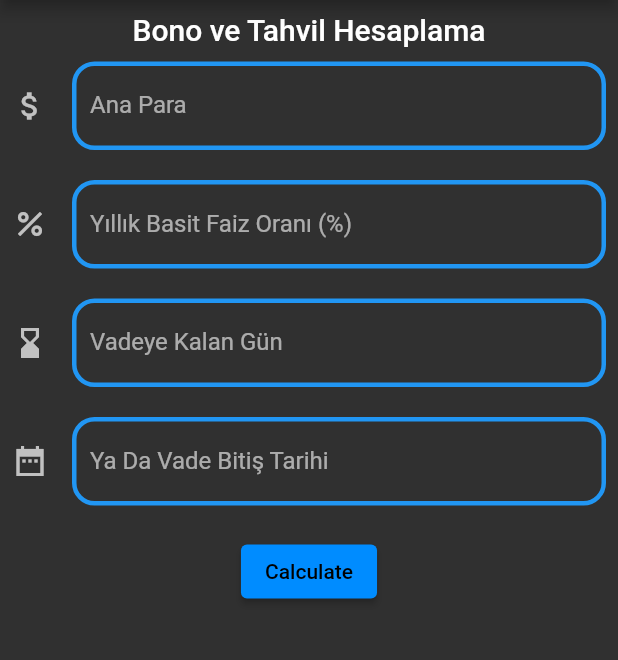
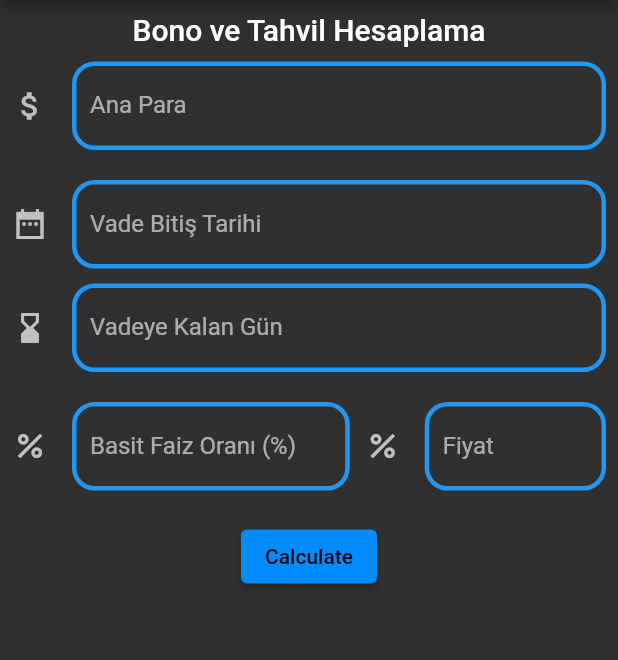
Before and after one commit to baydemirytu/SanalPortfoyYonetimSimulasyonu, a Flutter app: the CalculationPage screen opened directly, on a phone screen of 412 x 824 dp, the part 84-744 px from its top. Run offline on Flutter 3.47's test engine with Material 2 defaults, Android fonts, the phone set to English and light mode, and no system bars; our stand-ins replace animated_text_kit, confetti, email_validator, firebase_auth, firebase_core, flutter_spinkit and 2 more; accounts and stored records are empty.

Commit message:
Tahvil Bono Continued

```diff
--- a/lib/constants/widgets/app_bar_drawer.dart
+++ b/lib/constants/widgets/app_bar_drawer.dart
@@ -1,5 +1,6 @@
 import 'package:firebase_auth/firebase_auth.dart';
 import 'package:flutter/material.dart';
+import 'package:sanal_portfoy_yonetim_simulasyonu/konfeti.dart';
 import 'package:sanal_portfoy_yonetim_simulasyonu/pages/authentication_pages/main_page.dart';
 import 'package:sanal_portfoy_yonetim_simulasyonu/pages/home_page.dart';
 
--- a/lib/tahvil_ve_bono_hesaplama.dart
+++ b/lib/tahvil_ve_bono_hesaplama.dart
@@ -1,6 +1,25 @@
+import 'package:confetti/confetti.dart';
 import 'package:flutter/material.dart';
 import 'package:intl/intl.dart';
 import "package:flutter/services.dart";
+
+class TahvilVeBonoHesaplamaFonksiyonu {
+  TahvilVeBonoHesaplamaFonksiyonu({
+    required this.anaPara,
+    required this.yillikFaiz,
+    required this.kalanGun,
+  });
+
+  final int anaPara;
+  final double yillikFaiz;
+  final int kalanGun;
+
+  double getiri() {
+    double sonuc;
+    sonuc = ((yillikFaiz / 365) / 100) * anaPara * kalanGun;
+    return sonuc;
+  }
+}
 
 class TahvilVeBono extends StatefulWidget {
   const TahvilVeBono({Key? key}) : super(key: key);
@@ -12,13 +31,38 @@ class TahvilVeBono extends StatefulWidget {
 class _TahvilVeBonoState extends State<TahvilVeBono> {
   final TextEditingController remaningDaysInput = TextEditingController();
   final TextEditingController dateInput = TextEditingController();
+  final TextEditingController anaParaController = TextEditingController();
+  final TextEditingController faizController = TextEditingController();
+  final TextEditingController fiyatController = TextEditingController();
+  final _confettiController = ConfettiController();
   bool validateDays = true;
+  bool validateFiyat = true;
+  bool isPlaying = true;
 
   @override
   void initState() {
     remaningDaysInput.addListener(this.onRemainingDaysChanged);
     dateInput.addListener(this.onDateChanged);
+    fiyatController.addListener(this.onFiyatChanged);
     super.initState();
+  }
+
+  void onFiyatChanged() {
+    int? fiyatControllerInt = int.tryParse(fiyatController.text);
+    print(fiyatControllerInt);
+    if (fiyatControllerInt != null &&
+        fiyatControllerInt >= 50 &&
+        fiyatControllerInt <= 200) {
+      validateFiyat = true;
+      double basitFaiz = (100 / fiyatControllerInt - 1) *
+          (365 / int.parse(remaningDaysInput.text));
+      // Eğer fiyat girilirse Basit Faiz= (İtfa fiyatı/Fiyat-1)(Yıl gün sayısı/Vadeye kalan gün sayısı)100 formülü ile Basit Faiz bulunacak,
+      // sonra YBF girilmiş gibi hesaplama devam edecek
+
+    } else {
+      validateFiyat = false;
+    }
+    setState(() {});
   }
 
   void onRemainingDaysChanged() {
@@ -60,6 +104,7 @@ class _TahvilVeBonoState extends State<TahvilVeBono> {
               height: 10,
             ),
             TextField(
+              controller: anaParaController,
               keyboardType: TextInputType.number,
               inputFormatters: [FilteringTextInputFormatter.digitsOnly],
               decoration: InputDecoration(
@@ -80,50 +125,11 @@ class _TahvilVeBonoState extends State<TahvilVeBono> {
               height: 20,
             ),
             TextField(
-              decoration: InputDecoration(
-                icon: const Icon(Icons.percent),
-                labelText: 'Yıllık Basit Faiz Oranı (%)',
-                hintText: 'Örnek: 14',
-                enabledBorder: OutlineInputBorder(
-                  borderSide: const BorderSide(width: 3, color: Colors.blue),
-                  borderRadius: BorderRadius.circular(15),
-                ),
-                focusedBorder: OutlineInputBorder(
-                  borderSide: const BorderSide(width: 3, color: Colors.red),
-                  borderRadius: BorderRadius.circular(15),
-                ),
-              ),
-            ),
-            const SizedBox(height: 20),
-            TextField(
-              controller: remaningDaysInput,
-              keyboardType: TextInputType.number,
-              inputFormatters: [FilteringTextInputFormatter.digitsOnly],
-              decoration: InputDecoration(
-                errorText:
-                    !validateDays ? 'Enter a day value less than 100000' : null,
-                icon: const Icon(Icons.hourglass_bottom),
-                hintText: 'Örnek: 50',
-                labelText: 'Vadeye Kalan Gün',
-                enabledBorder: OutlineInputBorder(
-                  borderSide: const BorderSide(width: 3, color: Colors.blue),
-                  borderRadius: BorderRadius.circular(15),
-                ),
-                focusedBorder: OutlineInputBorder(
-                  borderSide: const BorderSide(width: 3, color: Colors.red),
-                  borderRadius: BorderRadius.circular(15),
-                ),
-              ),
-            ),
-            const SizedBox(
-              height: 20,
-            ),
-            TextField(
               controller: dateInput,
               decoration: InputDecoration(
                 icon: const Icon(Icons.date_range_sharp),
                 hintText: 'Örnek: 01.01.2023',
-                labelText: 'Ya Da Vade Bitiş Tarihi',
+                labelText: 'Vade Bitiş Tarihi',
                 enabledBorder: OutlineInputBorder(
                   borderSide: const BorderSide(width: 3, color: Colors.blue),
                   borderRadius: BorderRadius.circular(15),
@@ -151,18 +157,113 @@ class _TahvilVeBonoState extends State<TahvilVeBono> {
 
                   setState(
                     () {
-                      dateInput.text =
-                          formattedDate; //set output date to TextField value.
+                      dateInput.text = formattedDate;
                     },
                   );
                 }
               },
             ),
+            SizedBox(
+              height: 10,
+            ),
+            TextField(
+              controller: remaningDaysInput,
+              keyboardType: TextInputType.number,
+              inputFormatters: [FilteringTextInputFormatter.digitsOnly],
+              decoration: InputDecoration(
+                errorText:
+                    !validateDays ? 'Enter a day value less than 100000' : null,
+                icon: const Icon(Icons.hourglass_bottom),
+                hintText: 'Örnek: 50',
+                labelText: 'Vadeye Kalan Gün',
+                enabledBorder: OutlineInputBorder(
+                  borderSide: const BorderSide(width: 3, color: Colors.blue),
+                  borderRadius: BorderRadius.circular(15),
+                ),
+                focusedBorder: OutlineInputBorder(
+                  borderSide: const BorderSide(width: 3, color: Colors.red),
+                  borderRadius: BorderRadius.circular(15),
+                ),
+              ),
+            ),
+            const SizedBox(
+              height: 20,
+            ),
+            Row(
+              children: [
+                Expanded(
+                  flex: 7,
+                  child: TextField(
+                    controller: faizController,
+                    decoration: InputDecoration(
+                      icon: const Icon(Icons.percent),
+                      labelText: 'Basit Faiz Oranı (%)',
+                      hintText: 'Örnek: 14',
+                      enabledBorder: OutlineInputBorder(
+                        borderSide:
+                            const BorderSide(width: 3, color: Colors.blue),
+                        borderRadius: BorderRadius.circular(15),
+                      ),
+                      focusedBorder: OutlineInputBorder(
+                        borderSide:
+                            const BorderSide(width: 3, color: Colors.red),
+                        borderRadius: BorderRadius.circular(15),
+                      ),
+                    ),
+                  ),
+                ),
+                SizedBox(
+                  width: 10,
+                ),
+                Expanded(
+                  flex: 5,
+                  child: TextField(
+                    controller: fiyatController,
+                    decoration: InputDecoration(
+                      icon: const Icon(Icons.percent),
+                      labelText: 'Fiyat',
+                      hintText: 'Örnek: 200',
+                      errorText: !validateFiyat ? '50-200' : null,
+                      enabledBorder: OutlineInputBorder(
+                        borderSide:
+                            const BorderSide(width: 3, color: Colors.blue),
+                        borderRadius: BorderRadius.circular(15),
+                      ),
+                      focusedBorder: OutlineInputBorder(
+                        borderSide:
+                            const BorderSide(width: 3, color: Colors.red),
+                        borderRadius: BorderRadius.circular(15),
+                      ),
+                    ),
+                  ),
+                ),
+              ],
+            ),
             const SizedBox(height: 20),
             ElevatedButton(
-              onPressed: () {},
+              onPressed: () {
+                TahvilVeBonoHesaplamaFonksiyonu f =
+                    TahvilVeBonoHesaplamaFonksiyonu(
+                  anaPara: int.parse(anaParaController.text),
+                  yillikFaiz: double.parse(faizController.text),
+                  kalanGun: int.parse(remaningDaysInput.text),
+                );
+                print(num.parse(f.getiri().toStringAsFixed(2)));
+                if (isPlaying) {
+                  _confettiController.play();
+                } else {
+                  _confettiController.stop();
+                }
+                isPlaying = !isPlaying;
+              },
               child: const Text('Calculate'),
             ),
+            Center(
+              child: ConfettiWidget(
+                confettiController: _confettiController,
+                colors: const [Colors.green],
+              ),
+            )
           ],
         ),
       ),
@@ -173,6 +274,8 @@ class _TahvilVeBonoState extends State<TahvilVeBono> {
   void dispose() {
     remaningDaysInput.dispose();
     dateInput.dispose();
+    faizController.dispose();
+    anaParaController.dispose();
     super.dispose();
   }
 }
--- a/pubspec.yaml
+++ b/pubspec.yaml
@@ -18,6 +18,7 @@ dependencies:
   cloud_firestore: ^3.4.3
   firebase_core: ^1.20.0
   intl: ^0.17.0
+  confetti: ^0.7.0
 dev_dependencies:
   flutter_test:
     sdk: flutter
```
Also changed, not shown: pubspec.lock.
